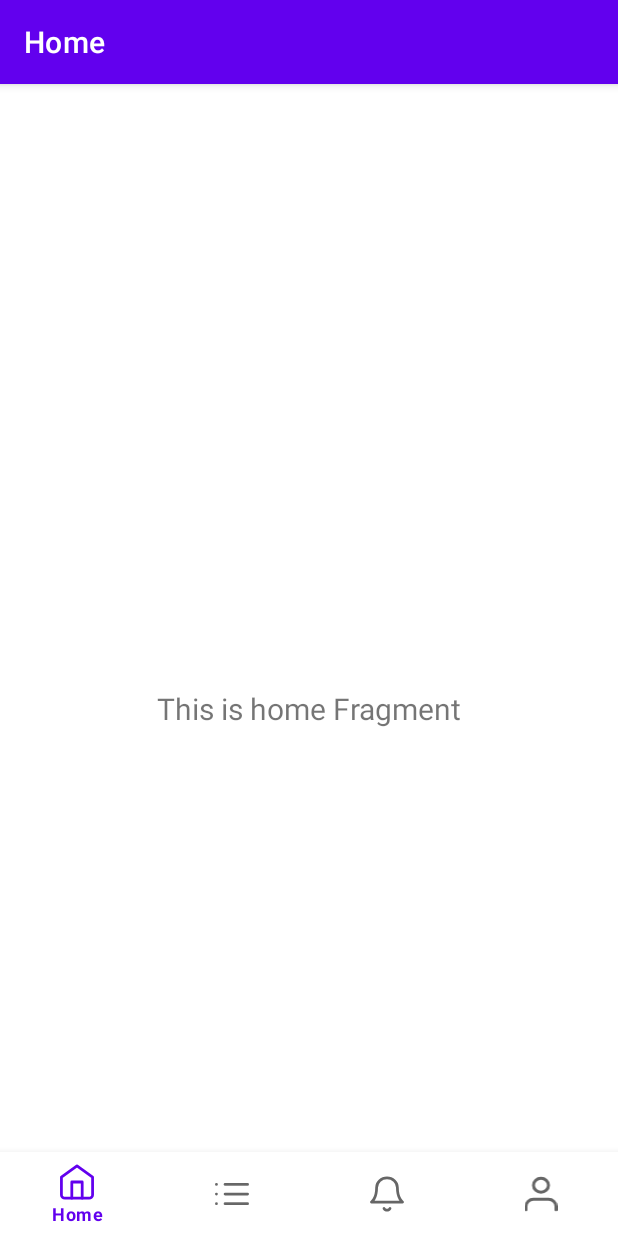
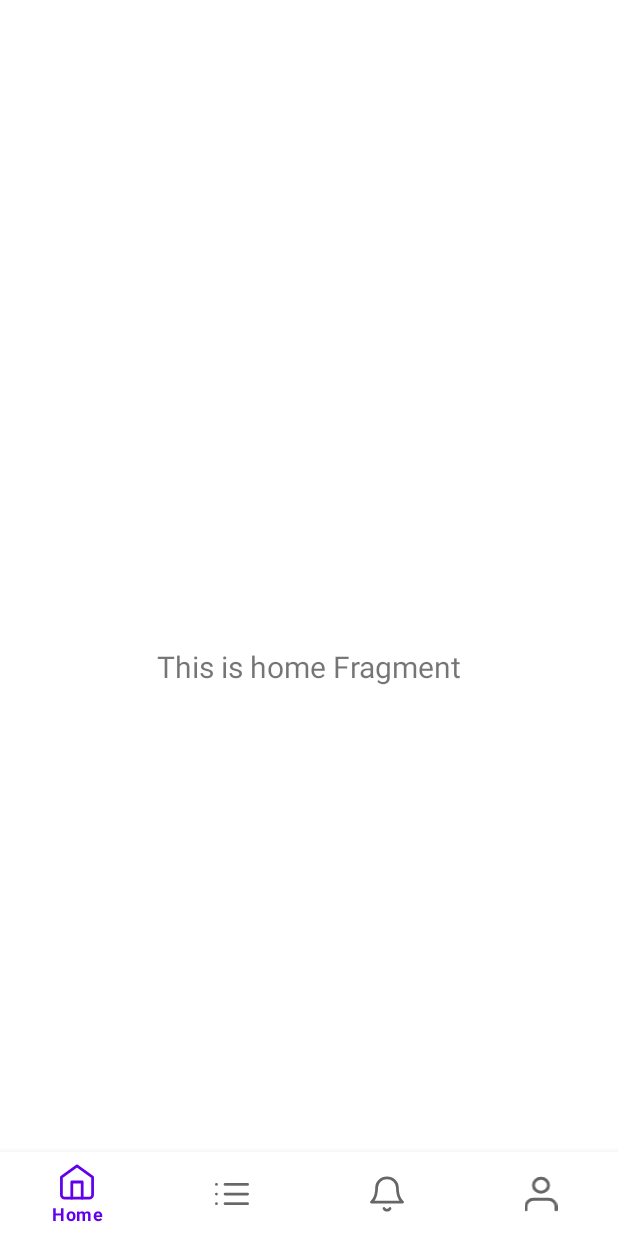
Before and after one commit to davidrvii/Talentara-Mobile, an Android app: the screen it shows after launch (MainActivity), on a phone screen of 412 x 824 dp. Run offline under Robolectric (Android 15) with nearby library versions, the phone set to English and light mode, and no system bars; our stand-ins replace navigation-ui.

Commit message:
- Fix Splascreen - Remove Action Bar

```diff
--- a/app/src/main/java/com/example/talentara/view/ui/main/MainActivity.kt
+++ b/app/src/main/java/com/example/talentara/view/ui/main/MainActivity.kt
@@ -1,14 +1,10 @@
 package com.example.talentara.view.ui.main
 
 import android.os.Bundle
-import android.os.Handler
-import android.os.Looper
 import com.google.android.material.bottomnavigation.BottomNavigationView
 import androidx.appcompat.app.AppCompatActivity
 import androidx.core.splashscreen.SplashScreen.Companion.installSplashScreen
 import androidx.navigation.findNavController
-import androidx.navigation.ui.AppBarConfiguration
-import androidx.navigation.ui.setupActionBarWithNavController
 import androidx.navigation.ui.setupWithNavController
 import com.example.talentara.R
 import com.example.talentara.databinding.ActivityMainBinding
@@ -25,19 +21,9 @@ class MainActivity : AppCompatActivity() {
         binding = ActivityMainBinding.inflate(layoutInflater)
         setContentView(binding.root)
 
-
-
         val navView: BottomNavigationView = binding.navView
 
         val navController = findNavController(R.id.nav_host_fragment_activity_main)
-        // Passing each menu ID as a set of Ids because each
-        // menu should be considered as top level destinations.
-        val appBarConfiguration = AppBarConfiguration(
-            setOf(
-                R.id.navigation_home, R.id.navigation_history, R.id.navigation_notification, R.id.navigation_profile
-            )
-        )
-        setupActionBarWithNavController(navController, appBarConfiguration)
         navView.setupWithNavController(navController)
     }
 }
--- a/app/src/main/res/drawable/splash_inset.xml
+++ b/app/src/main/res/drawable/splash_inset.xml
@@ -1,4 +1,4 @@
 <?xml version="1.0" encoding="utf-8"?>
 <inset xmlns:android="http://schemas.android.com/apk/res/android"
     android:drawable="@drawable/logo_wo_bg"
-    android:inset="68dp" />
+    android:inset="84dp" />
--- a/app/src/main/res/values-night/themes.xml
+++ b/app/src/main/res/values-night/themes.xml
@@ -1,6 +1,6 @@
 <resources>
     <!-- Base application theme. -->
-    <style name="Theme.Talentara" parent="Theme.MaterialComponents.DayNight.DarkActionBar">
+    <style name="Theme.Talentara" parent="Theme.MaterialComponents.DayNight.NoActionBar">
         <!-- Primary brand color. -->
         <item name="colorPrimary">@color/purple_200</item>
         <item name="colorPrimaryVariant">@color/purple_700</item>
@@ -15,7 +15,7 @@
     </style>
 
     <style name="Theme.Talentara.Splashscreen" parent="Theme.SplashScreen">
-        <item name="windowSplashScreenBackground">#F5F5F5</item>
+        <item name="windowSplashScreenBackground">@color/splash_background_color</item>
         <item name="windowSplashScreenAnimatedIcon">@drawable/splash_inset</item>
         <item name="postSplashScreenTheme">@style/Theme.Talentara</item>
     </style>
--- a/app/src/main/res/values/strings.xml
+++ b/app/src/main/res/values/strings.xml
@@ -5,5 +5,5 @@
     <string name="title_notification">Notification</string>
     <string name="title_profile">Profile</string>
 <!-- Remove or change this placeholder text -->
-    <string name="hello_blank_fragment">Hello blank fragment</string>
+    <string name="hello_blank_fragment">History</string>
 </resources>
--- a/app/src/main/res/values/themes.xml
+++ b/app/src/main/res/values/themes.xml
@@ -1,6 +1,6 @@
 <resources>
     <!-- Base application theme. -->
-    <style name="Theme.Talentara" parent="Theme.MaterialComponents.DayNight.DarkActionBar">
+    <style name="Theme.Talentara" parent="Theme.MaterialComponents.DayNight.NoActionBar">
         <!-- Primary brand color. -->
         <item name="colorPrimary">@color/purple_500</item>
         <item name="colorPrimaryVariant">@color/purple_700</item>
@@ -15,7 +15,7 @@
     </style>
 
     <style name="Theme.Talentara.Splashscreen" parent="Theme.SplashScreen">
-        <item name="windowSplashScreenBackground">#F5F5F5</item>
+        <item name="windowSplashScreenBackground">@color/splash_background_color</item>
         <item name="windowSplashScreenAnimatedIcon">@drawable/splash_inset</item>
         <item name="postSplashScreenTheme">@style/Theme.Talentara</item>
     </style>
```
Also changed, not shown: app/src/main/java/com/example/talentara/view/ui/profile/ProfileFragment.kt (+4 -4 lines).
